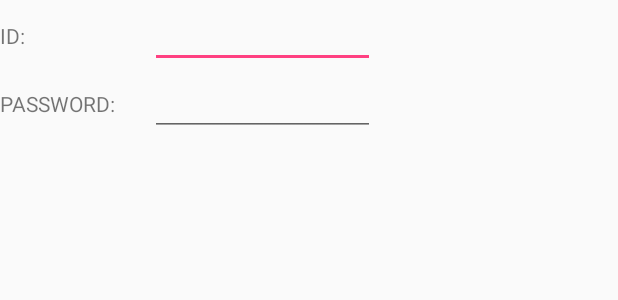
After one commit to hongmk/HybridTest, an Android app: the layout login.xml on its own in the app's theme, with its tools: preview values and no code run, on a phone screen of 412 x 824 dp. The commit adds this screen. Shown: the top 300 px of the screen. Run offline under Robolectric (Android 15) with nearby library versions, the phone set to English and light mode, and no system bars.

Commit message:
로그인 팝업 및 값 읽어오기까지 구현

```diff
--- /dev/null
+++ b/app/src/main/res/layout/login.xml
@@ -0,0 +1,32 @@
+<?xml version="1.0" encoding="utf-8"?>
+<LinearLayout xmlns:android="http://schemas.android.com/apk/res/android"
+    android:layout_width="match_parent"
+    android:layout_height="match_parent"
+    android:orientation="vertical">
+    <LinearLayout
+        android:layout_width="wrap_content"
+        android:layout_height="wrap_content"
+        android:orientation="horizontal">
+        <TextView
+            android:layout_width="100dp"
+            android:layout_height="wrap_content"
+            android:text="ID:"/>
+        <EditText
+            android:id="@+id/user_id"
+            android:layout_width="150dp"
+            android:layout_height="wrap_content" />
+    </LinearLayout>
+    <LinearLayout
+        android:layout_width="wrap_content"
+        android:layout_height="wrap_content"
+        android:orientation="horizontal">
+        <TextView
+            android:layout_width="100dp"
+            android:layout_height="wrap_content"
+            android:text="PASSWORD:"/>
+        <EditText
+            android:id="@+id/user_password"
+            android:layout_width="150dp"
+            android:layout_height="wrap_content" />
+    </LinearLayout>
+</LinearLayout>
```
Also changed, not shown: app/src/main/java/com/hongmk/hybridtest/MainActivity.java (+91 -4 lines), app/src/main/res/layout/activity_main.xml (+39 -0 lines).
